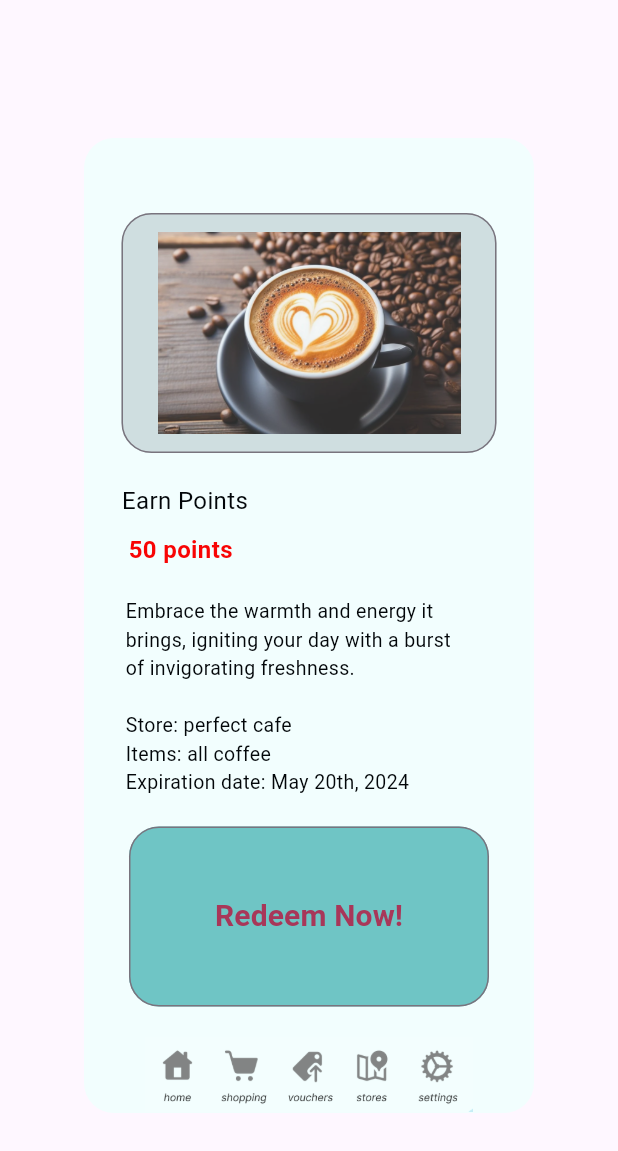
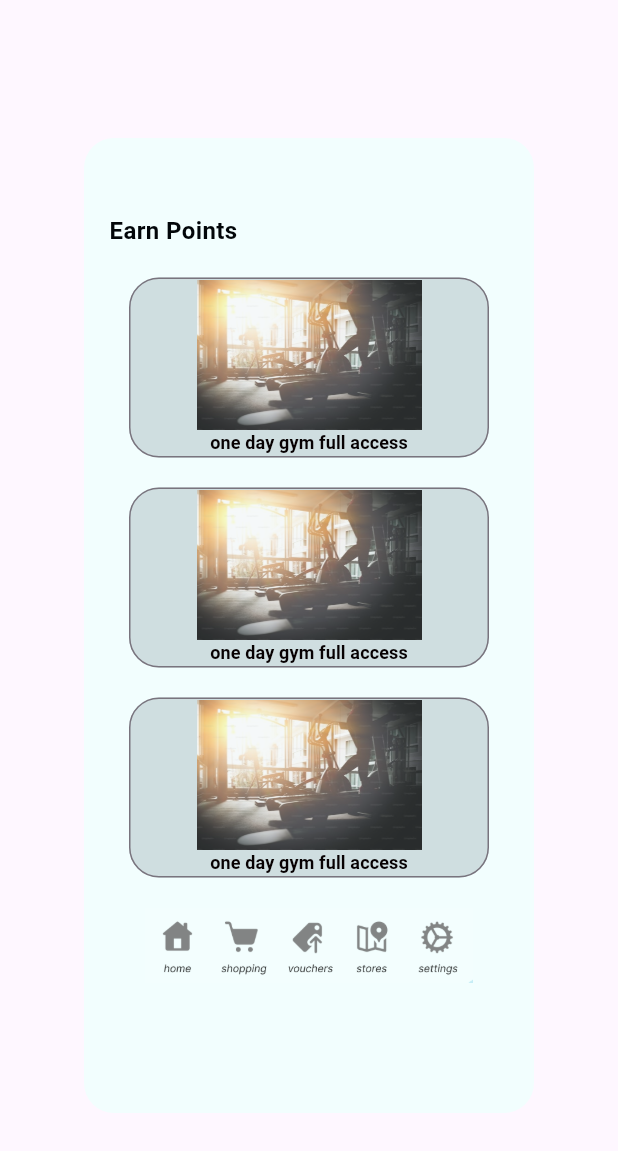
Before and after one commit to tinger529/MQ_points, a Flutter app: the EventScreen widget shown alone on an empty page, opened directly, on a phone screen of 412 x 824 dp. Shown: the top 1151 px of the screen. Run offline on Flutter 3.47's test engine with Material 3 defaults, Android fonts, the phone set to English and light mode, and no system bars; Roboto replaces fonts that are missing (Italic).

```diff
--- a/lib/mq_point.dart
+++ b/lib/mq_point.dart
@@ -7,6 +7,7 @@ import 'package:mqpoint/screens/home_screen.dart';
 import 'package:mqpoint/screens/redemption_screen.dart';
 import 'package:mqpoint/screens/item_screen.dart';
 import 'package:mqpoint/screens/event_screen.dart';
+import 'package:mqpoint/screens/voucher_screen.dart';
 import 'models/state.dart';
 
 class MQpoint extends StatelessWidget {
@@ -27,6 +28,7 @@ class MQpoint extends StatelessWidget {
                 "redemption" => const RedemptionScreen(),
                 "item" => const ItemScreen(),
                 "event" => const EventScreen(),
+                "voucher" => const VoucherScreen(),
                 _ => const FirstScreen(),
                 }
               )
--- a/lib/screens/event_screen.dart
+++ b/lib/screens/event_screen.dart
@@ -38,58 +38,30 @@ class EventScreen extends StatelessWidget {
 
                     const SizedBox(height: 50),
 
-                    buildContainerE(state, "home", 'Coffee 50% off coupon', colour: const Color(0xFFCFDEE0), fontColor: const Color.fromARGB(255, 7, 1, 2)),
-
-                    const SizedBox(height: 20),
-
                     const SizedBox(   // Display text
                       width: double.infinity,
                       child: Text(
-                          "      Earn Points",
+                          "    Earn Points",
                           textAlign: TextAlign.left,
                           style: TextStyle(
                             color: Color.fromARGB(255, 2, 6, 9),
                             fontSize: 16,
-                            fontFamily: "Italic",
-                          ),
-                        ),
-                    ),
-
-                    const SizedBox(height: 10),
-
-                    const SizedBox(   // Display text
-                      width: double.infinity,
-                      child: Text(
-                          "       50 points",
-                          textAlign: TextAlign.left,
-                          style: TextStyle(
-                            color: Color.fromARGB(255, 248, 4, 4),
-                            fontSize: 16,
-                            //fontStyle: FontStyle.italic,
                             fontWeight: FontWeight.bold,
-                            fontFamily: "Italic",
                           ),
                         ),
                     ),
 
                     const SizedBox(height: 20),
 
-                    const SizedBox(   // Display text
-                      width: double.infinity,
-                      child: Text(
-                          "        Embrace the warmth and energy it\n        brings, igniting your day with a burst\n        of invigorating freshness.\n\n        Store: perfect cafe \n        Items: all coffee \n        Expiration date: May 20th, 2024",
-                          textAlign: TextAlign.left,
-                          style: TextStyle(
-                            color: Color.fromARGB(255, 2, 6, 9),
-                            fontSize: 13,
-                            fontFamily: "Italic",
-                          ),
-                        ),
-                    ),
+                    buildContainerB(state, "home", 'one day gym full access', colour: const Color(0xFFCFDEE0), fontColor: const Color.fromARGB(255, 7, 1, 2)),
 
                     const SizedBox(height: 20),
 
-                    buildContainerA(state, "home", 'Redeem Now!'),
+                    buildContainerB(state, "home", 'one day gym full access', colour: const Color(0xFFCFDEE0), fontColor: const Color.fromARGB(255, 7, 1, 2)),
+
+                    const SizedBox(height: 20),
+
+                    buildContainerB(state, "home", 'one day gym full access', colour: const Color(0xFFCFDEE0), fontColor: const Color.fromARGB(255, 7, 1, 2)),
 
                     const SizedBox(height: 20),
 
--- a/lib/screens/item_screen.dart
+++ b/lib/screens/item_screen.dart
@@ -89,7 +89,7 @@ class ItemScreen extends StatelessWidget {
 
                     const SizedBox(height: 20),
 
-                    buildContainerA(state, "home", 'Redeem Now!'),
+                    buildContainerA(state, "voucher", 'Redeem Now!'),
 
                     const SizedBox(height: 20),
 
```
Also changed, not shown: lib/screens/voucher_screen.dart (added, +112 -0 lines).
